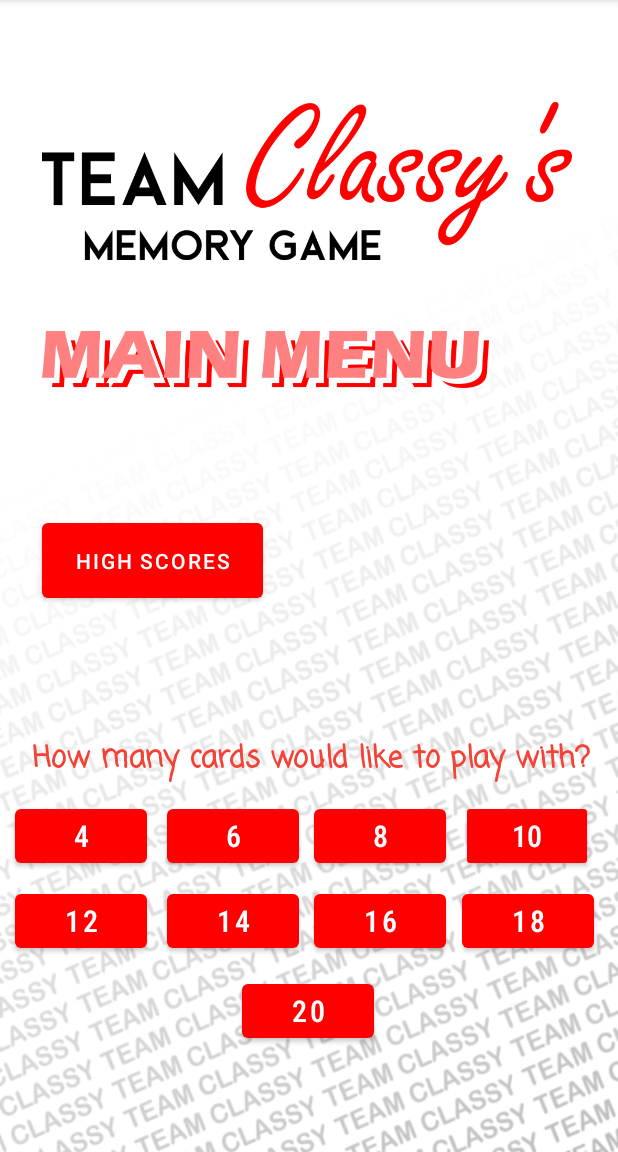
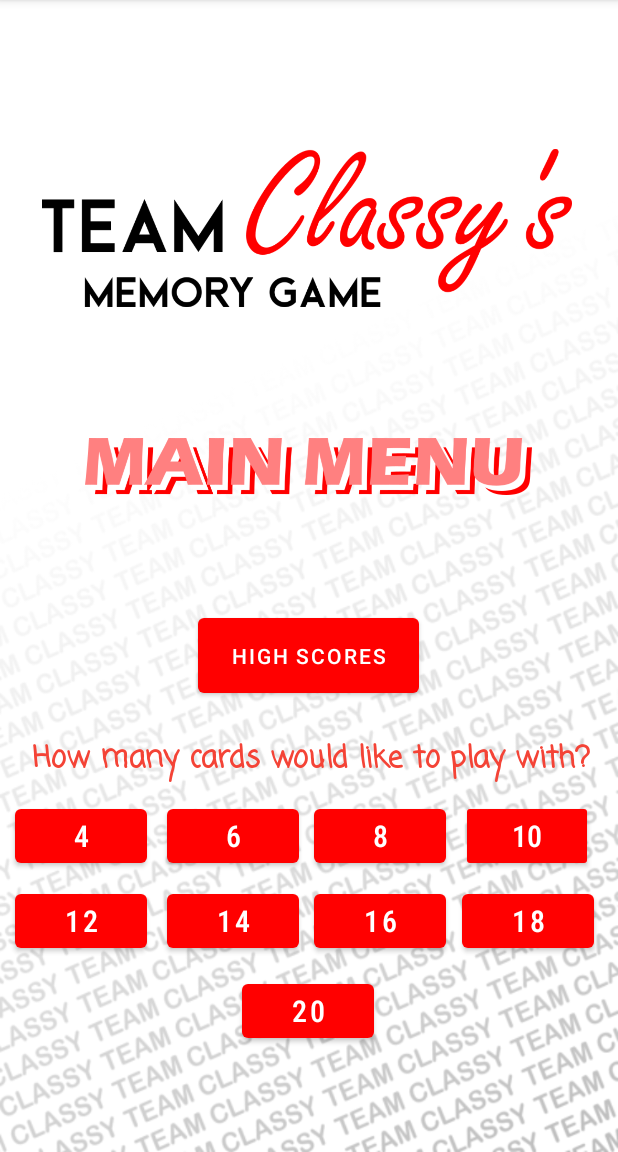
Before and after one commit to ShaneBaxter831/CS2450_AndroidMemoryGame, an Android app: the screen it shows after launch (MainActivity), on a phone screen of 412 x 824 dp, the part 84-1236 px from its top. Run offline under Robolectric (Android 15) with nearby library versions, the phone set to English and light mode, and no system bars.

Commit message:
Fixed: logos were not bound

```diff
--- a/MyApplication/app/src/main/res/layout-land/activity_main.xml
+++ b/MyApplication/app/src/main/res/layout-land/activity_main.xml
@@ -153,8 +153,10 @@
         android:id="@+id/imageView2"
         android:layout_width="279dp"
         android:layout_height="98dp"
-        app:srcCompat="@drawable/memorygameteamclassy"
-        tools:layout_editor_absoluteX="436dp"
-        tools:layout_editor_absoluteY="11dp" />
+        android:layout_marginTop="16dp"
+        android:layout_marginEnd="16dp"
+        app:layout_constraintEnd_toEndOf="parent"
+        app:layout_constraintTop_toTopOf="parent"
+        app:srcCompat="@drawable/memorygameteamclassy" />
 
 </androidx.constraintlayout.widget.ConstraintLayout>
--- a/MyApplication/app/src/main/res/layout/activity_main.xml
+++ b/MyApplication/app/src/main/res/layout/activity_main.xml
@@ -156,8 +156,8 @@
         android:id="@+id/toHighScores"
         android:layout_width="147dp"
         android:layout_height="62dp"
-        android:layout_marginStart="28dp"
-        android:layout_marginTop="68dp"
+        android:layout_marginStart="132dp"
+        android:layout_marginTop="60dp"
         android:text="High Scores"
         app:layout_constraintStart_toStartOf="parent"
         app:layout_constraintTop_toBottomOf="@+id/imageView3" />
@@ -168,10 +168,10 @@
         android:layout_height="70dp"
         app:layout_constraintBottom_toBottomOf="parent"
         app:layout_constraintEnd_toEndOf="parent"
-        app:layout_constraintHorizontal_bias="0.247"
+        app:layout_constraintHorizontal_bias="0.495"
         app:layout_constraintStart_toStartOf="parent"
-        app:layout_constraintTop_toTopOf="parent"
-        app:layout_constraintVertical_bias="0.293"
+        app:layout_constraintTop_toBottomOf="@+id/imageView5"
+        app:layout_constraintVertical_bias="0.0"
         app:srcCompat="@drawable/mainmenu" />
 
     <ImageView
@@ -179,7 +179,7 @@
         android:layout_width="353dp"
         android:layout_height="248dp"
         android:layout_marginStart="28dp"
-        android:layout_marginBottom="524dp"
+        android:layout_marginBottom="492dp"
         app:layout_constraintBottom_toBottomOf="parent"
         app:layout_constraintStart_toStartOf="parent"
         app:srcCompat="@drawable/memorygameteamclassy" />
```
